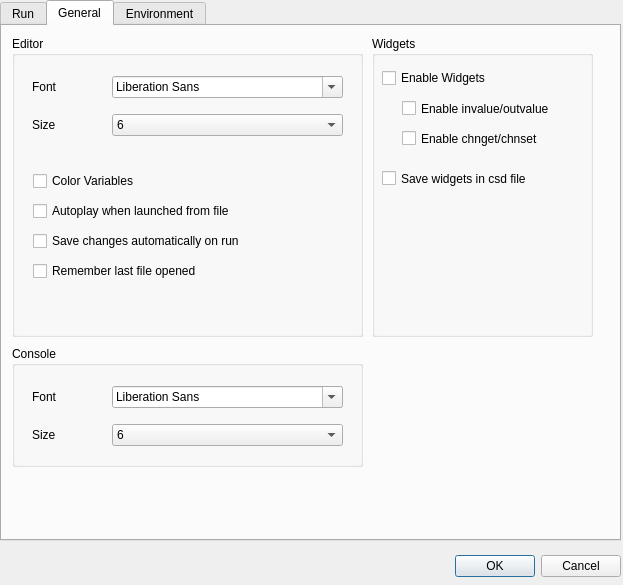
First picture: the form in src/configdialog.ui, repository CsoundQt/CsoundQt, before the edit.
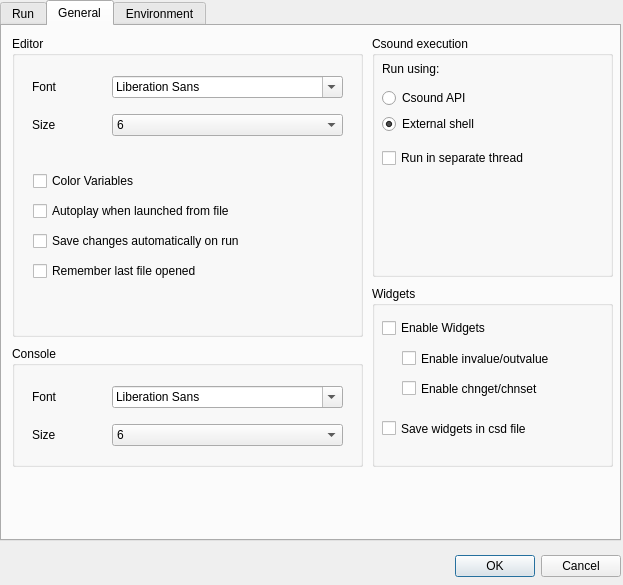
Second picture: the form after the edit. The open tabs and pages were chosen to show the change.

Commit message: Implemented sending values to widgets using outvalue and chnget Moved some running options to editor in configuration dialog

The edit to the form file:
```diff
--- a/src/configdialog.ui
+++ b/src/configdialog.ui
@@ -482,55 +482,6 @@
       </rect>
      </property>
     </widget>
-    <widget class="QWidget" name="layoutWidget" >
-     <property name="geometry" >
-      <rect>
-       <x>20</x>
-       <y>11</y>
-       <width>123</width>
-       <height>78</height>
-      </rect>
-     </property>
-     <layout class="QVBoxLayout" >
-      <item>
-       <widget class="QLabel" name="label_13" >
-        <property name="text" >
-         <string>Run using:</string>
-        </property>
-       </widget>
-      </item>
-      <item>
-       <widget class="QRadioButton" name="ApiRadioButton" >
-        <property name="text" >
-         <string>Csound API</string>
-        </property>
-       </widget>
-      </item>
-      <item>
-       <widget class="QRadioButton" name="ExternalRadioButton" >
-        <property name="text" >
-         <string>External shell</string>
-        </property>
-        <property name="checked" >
-         <bool>true</bool>
-        </property>
-       </widget>
-      </item>
-     </layout>
-    </widget>
-    <widget class="QCheckBox" name="threadCheckBox" >
-     <property name="geometry" >
-      <rect>
-       <x>390</x>
-       <y>10</y>
-       <width>211</width>
-       <height>24</height>
-      </rect>
-     </property>
-     <property name="text" >
-      <string>Run in separate thread</string>
-     </property>
-    </widget>
    </widget>
    <widget class="QWidget" name="tab" >
     <attribute name="title" >
@@ -817,9 +768,9 @@
      <property name="geometry" >
       <rect>
        <x>370</x>
-       <y>10</y>
-       <width>221</width>
-       <height>301</height>
+       <y>260</y>
+       <width>241</width>
+       <height>181</height>
       </rect>
      </property>
      <property name="title" >
@@ -843,7 +794,7 @@
        <rect>
         <x>30</x>
         <y>60</y>
-        <width>181</width>
+        <width>201</width>
         <height>25</height>
        </rect>
       </property>
@@ -878,6 +829,68 @@
       </property>
      </widget>
     </widget>
+    <widget class="QGroupBox" name="groupBox_8" >
+     <property name="geometry" >
+      <rect>
+       <x>370</x>
+       <y>10</y>
+       <width>241</width>
+       <height>241</height>
+      </rect>
+     </property>
+     <property name="title" >
+      <string>Csound execution</string>
+     </property>
+     <widget class="QWidget" name="layoutWidget_6" >
+      <property name="geometry" >
+       <rect>
+        <x>10</x>
+        <y>20</y>
+        <width>123</width>
+        <height>78</height>
+       </rect>
+      </property>
+      <layout class="QVBoxLayout" name="_2" >
+       <item>
+        <widget class="QLabel" name="label_13" >
+         <property name="text" >
+          <string>Run using:</string>
+         </property>
+        </widget>
+       </item>
+       <item>
+        <widget class="QRadioButton" name="ApiRadioButton" >
+         <property name="text" >
+          <string>Csound API</string>
+         </property>
+        </widget>
+       </item>
+       <item>
+        <widget class="QRadioButton" name="ExternalRadioButton" >
+         <property name="text" >
+          <string>External shell</string>
+         </property>
+         <property name="checked" >
+          <bool>true</bool>
+         </property>
+        </widget>
+       </item>
+      </layout>
+     </widget>
+     <widget class="QCheckBox" name="threadCheckBox" >
+      <property name="geometry" >
+       <rect>
+        <x>10</x>
+        <y>110</y>
+        <width>211</width>
+        <height>24</height>
+       </rect>
+      </property>
+      <property name="text" >
+       <string>Run in separate thread</string>
+      </property>
+     </widget>
+    </widget>
    </widget>
    <widget class="QWidget" name="tab_3" >
     <attribute name="title" >
```
Left out of the diff: 115 changed lines with no effect on the pictures. The commit also changes 7 other files.
